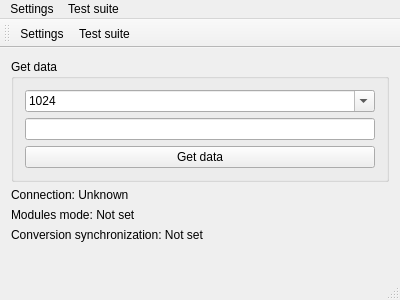
stepankuzmin/mole, file mainwindow.ui: the form before one commit.
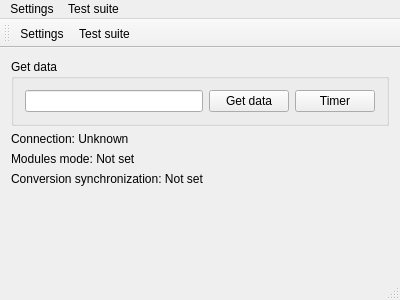
The form after the commit.

Commit message: Mole timer

Diff of the .ui file:
```diff
--- a/mainwindow.ui
+++ b/mainwindow.ui
@@ -22,24 +22,7 @@
         <property name="title">
          <string>Get data</string>
         </property>
-        <layout class="QVBoxLayout" name="verticalLayout_2">
-         <item>
-          <widget class="QComboBox" name="samplesCountComboBox">
-           <property name="editable">
-            <bool>true</bool>
-           </property>
-           <item>
-            <property name="text">
-             <string>1024</string>
-            </property>
-           </item>
-           <item>
-            <property name="text">
-             <string>2048</string>
-            </property>
-           </item>
-          </widget>
-         </item>
+        <layout class="QHBoxLayout" name="horizontalLayout_2">
          <item>
           <widget class="QLineEdit" name="lineEdit"/>
          </item>
@@ -50,6 +33,16 @@
            </property>
           </widget>
          </item>
+         <item>
+          <widget class="QPushButton" name="toggleTimerPushButton">
+           <property name="text">
+            <string>Timer</string>
+           </property>
+           <property name="checkable">
+            <bool>true</bool>
+           </property>
+          </widget>
+         </item>
         </layout>
        </widget>
       </item>
```
Left out of the diff: 2 changed lines with no effect on the pictures. The commit also changes 13 other files.
